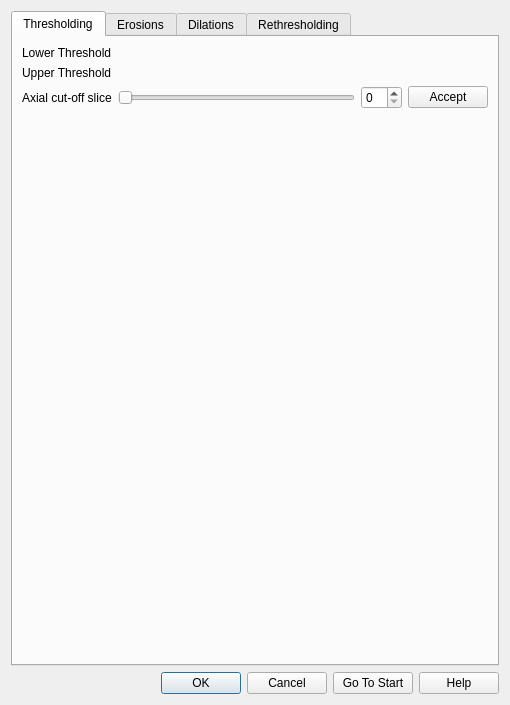
First picture: the form in Code/Gui/MITK/Plugins/uk.ac.ucl.cmic.midasmorphologicalsegmentor/src/internal/MIDASMorphologicalSegmentorViewControls.ui, repository NifTK/NifTK, before the edit.
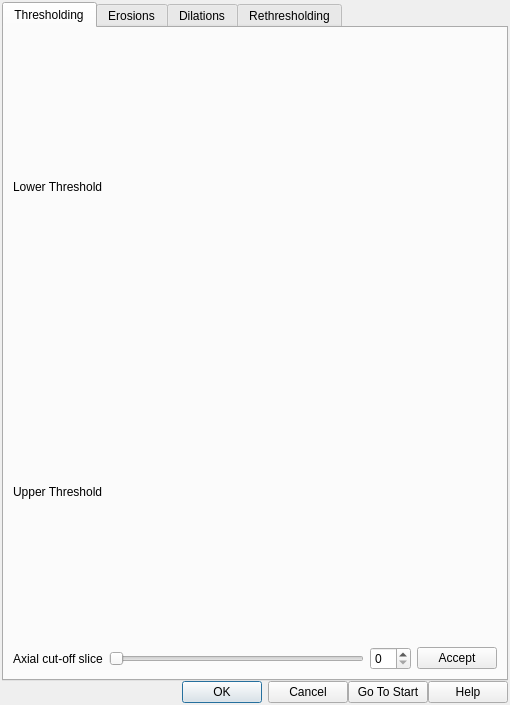
Second picture: the form after the edit. Custom widgets are drawn as their Qt base class.

Commit message: #1620 - new QmitkMIDASSegmentationViewWidget in all segmentation views

What changed in the file:
```diff
--- a/Code/Gui/MITK/Plugins/uk.ac.ucl.cmic.midasmorphologicalsegmentor/src/internal/MIDASMorphologicalSegmentorViewControls.ui
+++ b/Code/Gui/MITK/Plugins/uk.ac.ucl.cmic.midasmorphologicalsegmentor/src/internal/MIDASMorphologicalSegmentorViewControls.ui
@@ -14,6 +14,12 @@
    <string>Midas Morphological Segmentor</string>
   </property>
   <layout class="QHBoxLayout" name="horizontalLayout">
+   <property name="spacing">
+    <number>0</number>
+   </property>
+   <property name="margin">
+    <number>2</number>
+   </property>
    <item>
     <layout class="QVBoxLayout" name="verticalLayout">
      <item>
@@ -82,19 +88,6 @@
              </item>
             </layout>
            </item>
-           <item>
-            <spacer name="m_ThresholdingVerticalSpacer">
-             <property name="orientation">
-              <enum>Qt::Vertical</enum>
-             </property>
-             <property name="sizeHint" stdset="0">
-              <size>
-               <width>20</width>
-               <height>40</height>
-              </size>
-             </property>
-            </spacer>
-           </item>
           </layout>
          </item>
         </layout>
```
Left out of the diff: 39 changed lines with no effect on the pictures. The commit also changes 24 other files.
